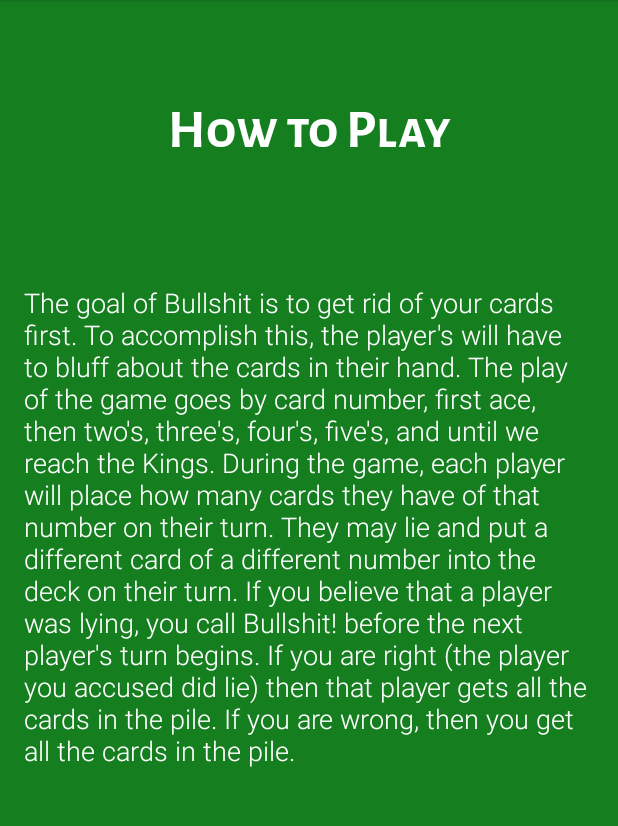
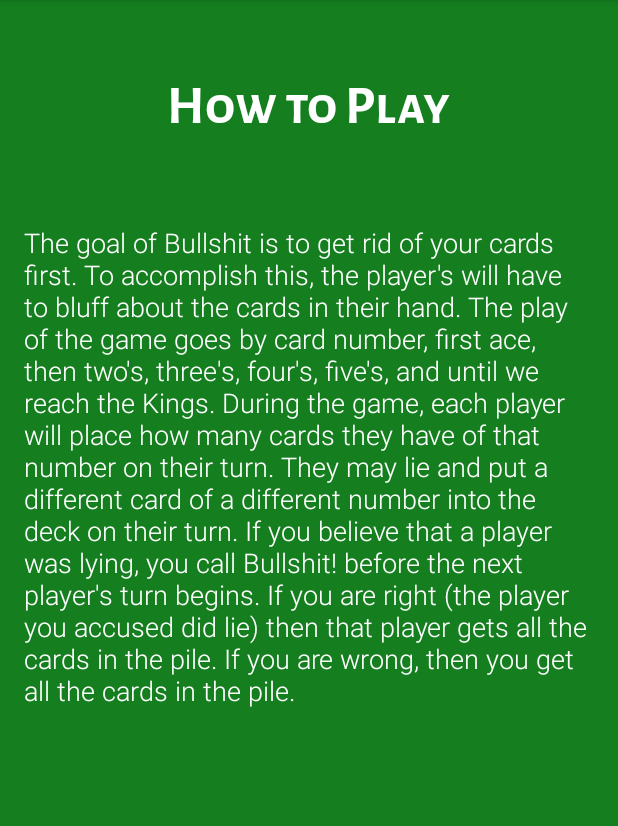
Before and after one commit to mmehta27/BullshitCardGame, an Android app: the HowToPlay screen opened directly, with no data from a screen before it, on a phone screen of 412 x 824 dp, the part 84-910 px from its top. Run offline under Robolectric (Android 15) with nearby library versions, the phone set to English and light mode, and no system bars.

Commit message:
Finished simple UI component.

```diff
--- a/app/src/main/java/com/example/bullshitcardgame/HowToPlay.java
+++ b/app/src/main/java/com/example/bullshitcardgame/HowToPlay.java
@@ -3,6 +3,8 @@ package com.example.bullshitcardgame;
 import androidx.appcompat.app.AppCompatActivity;
 
 import android.os.Bundle;
+import android.text.method.ScrollingMovementMethod;
+import android.widget.TextView;
 import android.widget.Toast;
 
 public class HowToPlay extends AppCompatActivity {
--- a/app/src/main/res/layout/activity_host_server.xml
+++ b/app/src/main/res/layout/activity_host_server.xml
@@ -8,7 +8,7 @@
     tools:context=".HostServer">
 
     <TextView
-        android:id="@+id/textView"
+        android:id="@+id/hostTitle"
         android:layout_width="wrap_content"
         android:layout_height="wrap_content"
         android:fontFamily="@font/alegreya_sans_sc_bold"
--- a/app/src/main/res/layout/activity_how_to_play.xml
+++ b/app/src/main/res/layout/activity_how_to_play.xml
@@ -12,28 +12,30 @@
         android:layout_height="wrap_content"
         android:layout_marginStart="16dp"
         android:layout_marginLeft="16dp"
-        android:layout_marginTop="80dp"
+        android:layout_marginTop="56dp"
         android:layout_marginEnd="16dp"
         android:layout_marginRight="16dp"
         android:fontFamily="sans-serif-light"
+        android:scrollbars="vertical"
         android:text="@string/how_to_play"
         android:textColor="@color/textColor"
         android:textSize="18sp"
         app:layout_constraintEnd_toEndOf="parent"
-        app:layout_constraintHorizontal_bias="1.0"
+        app:layout_constraintHorizontal_bias="0.0"
         app:layout_constraintStart_toStartOf="parent"
-        app:layout_constraintTop_toBottomOf="@+id/textView4" />
+        app:layout_constraintTop_toBottomOf="@+id/gameDescription" />
 
     <TextView
-        android:id="@+id/textView4"
+        android:id="@+id/gameDescription"
         android:layout_width="wrap_content"
         android:layout_height="wrap_content"
-        android:layout_marginTop="60dp"
+        android:layout_marginTop="44dp"
         android:fontFamily="@font/alegreya_sans_sc_bold"
         android:text="@string/button_directions"
         android:textColor="@color/textColor"
         android:textSize="36sp"
         app:layout_constraintEnd_toEndOf="parent"
+        app:layout_constraintHorizontal_bias="0.499"
         app:layout_constraintStart_toStartOf="parent"
         app:layout_constraintTop_toTopOf="parent" />
 
--- a/app/src/main/res/layout/activity_join_server.xml
+++ b/app/src/main/res/layout/activity_join_server.xml
@@ -8,7 +8,7 @@
     tools:context=".JoinServer">
 
     <TextView
-        android:id="@+id/textView5"
+        android:id="@+id/joinTitle"
         android:layout_width="wrap_content"
         android:layout_height="wrap_content"
         android:fontFamily="@font/alegreya_sans_sc_bold"
--- a/app/src/main/res/layout/activity_main.xml
+++ b/app/src/main/res/layout/activity_main.xml
@@ -57,7 +57,7 @@
 
     <TextView
         android:id="@+id/textView2"
-        android:layout_width="0dp"
+        android:layout_width="wrap_content"
         android:layout_height="wrap_content"
         android:layout_marginStart="106dp"
         android:layout_marginLeft="106dp"
@@ -72,10 +72,10 @@
         android:visibility="visible"
         app:layout_constraintBottom_toTopOf="@+id/description"
         app:layout_constraintEnd_toEndOf="parent"
-        app:layout_constraintHorizontal_bias="0.0"
+        app:layout_constraintHorizontal_bias="0.506"
         app:layout_constraintStart_toStartOf="parent"
         app:layout_constraintTop_toTopOf="parent"
-        app:layout_constraintVertical_bias="0.0"
+        app:layout_constraintVertical_bias="0.527"
         tools:visibility="visible" />
 
 </androidx.constraintlayout.widget.ConstraintLayout>
```
